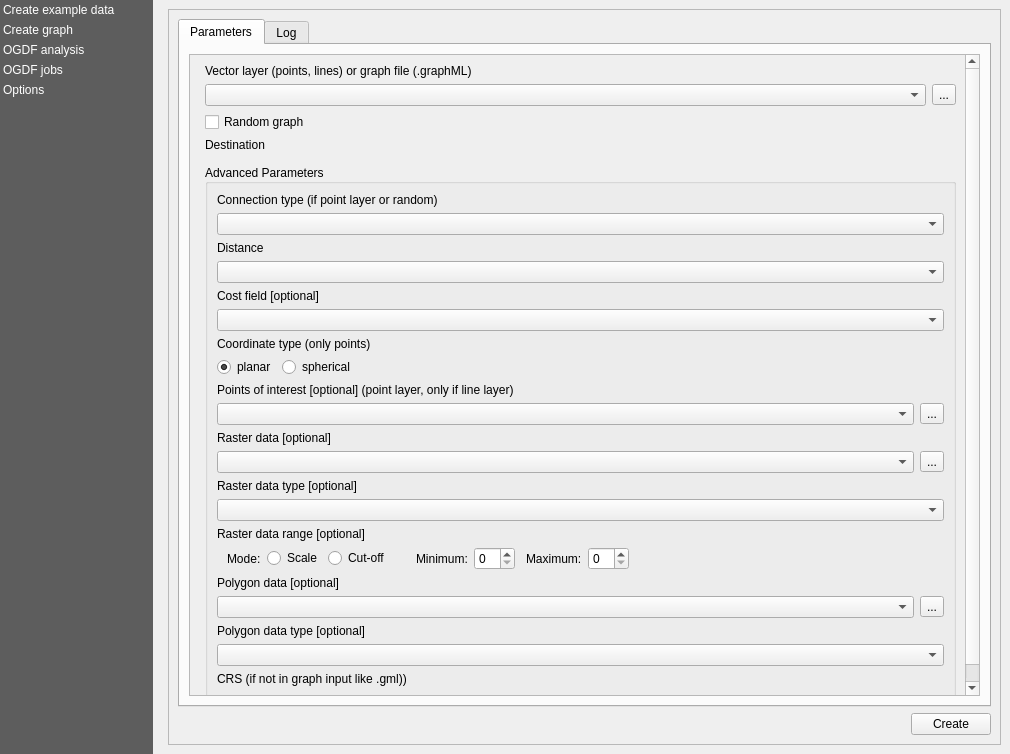
Old version of the form views/PluginDialog.ui in the repository S-P-A-N-N-E-R-S/Frontend.
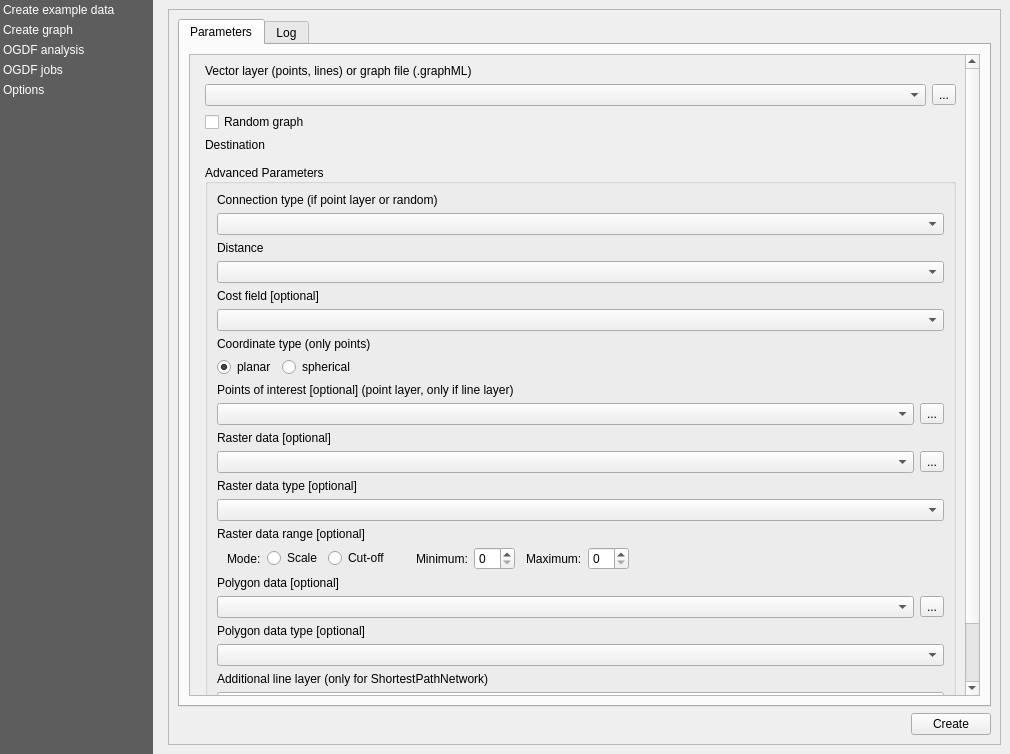
New version of the form. The open tabs and pages were chosen to show the change. Custom widgets are drawn as their Qt base class.

Commit message: Add ShortestPathNetwork graph creation

```diff
--- a/views/PluginDialog.ui
+++ b/views/PluginDialog.ui
@@ -271,9 +271,9 @@
                        <property name="geometry">
                         <rect>
                          <x>0</x>
-                         <y>0</y>
+                         <y>-172</y>
                          <width>773</width>
-                         <height>755</height>
+                         <height>806</height>
                         </rect>
                        </property>
                        <layout class="QVBoxLayout" name="verticalLayout_18">
@@ -661,6 +661,20 @@
                                <item>
                                 <widget class="QComboBox" name="create_graph_polygontype_input"/>
                                </item>
+                               <item>
+                                <widget class="QLabel" name="create_graph_additionalline_label">
+                                 <property name="text">
+                                  <string>Additional line layer (only for ShortestPathNetwork)</string>
+                                 </property>
+                                </widget>
+                               </item>
+                               <item>
+                                <widget class="QgsMapLayerComboBox" name="create_graph_additionalline_input">
+                                 <property name="allowEmptyLayer">
+                                  <bool>true</bool>
+                                 </property>
+                                </widget>
+                               </item>
                                <item>
                                 <widget class="QLabel" name="create_graph_crs_label">
                                  <property name="text">
```
The commit also changes 2 other files.
